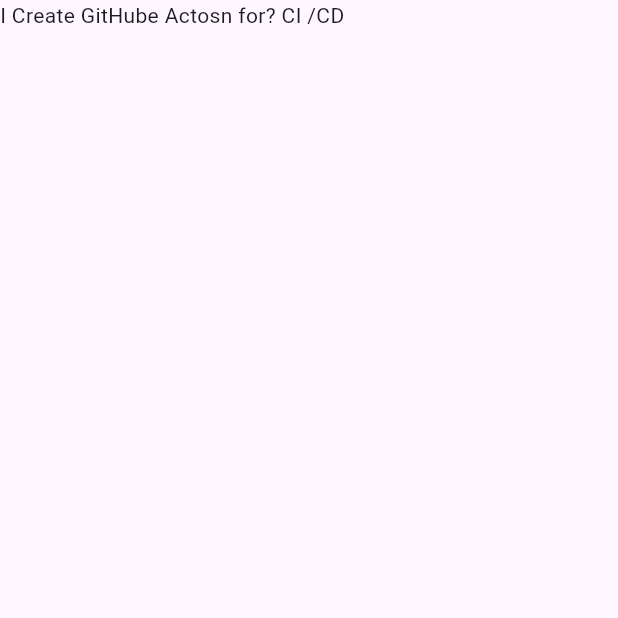
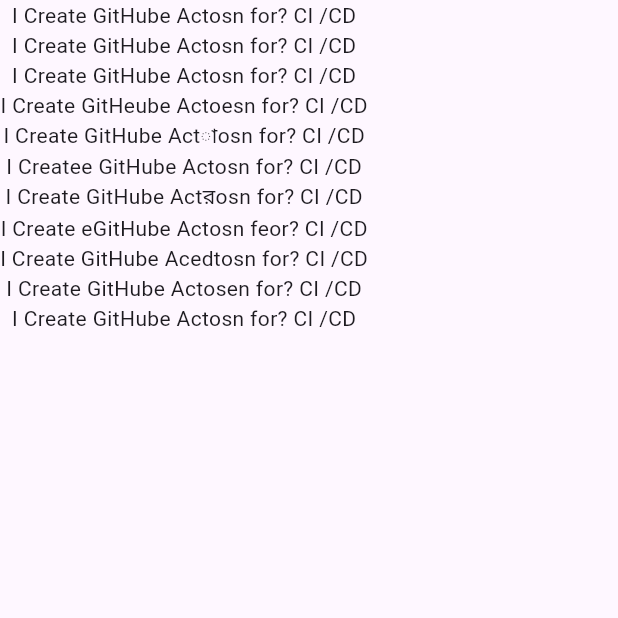
Before and after one commit to Ferdaus0001/CICD-AutomatosnTest, a Flutter app: the screen it shows after launch, on a phone screen of 412 x 824 dp, the top half of it. Run offline on Flutter 3.47's test engine with Material 3 defaults, Android fonts, the phone set to English and light mode, and no system bars.

Commit message:
fix ci/cid

```diff
--- a/lib/home_screen.dart
+++ b/lib/home_screen.dart
@@ -15,7 +15,17 @@ class _HomeScreenState extends State<HomeScreen> {
     return Scaffold(
       body: Column(
         children: [
-          Text('I Create GitHube Actosn for? CI /CD')
+          Text('I Create GitHube Actosn for? CI /CD'),
+          Text('I Create GitHube Actosn for? CI /CD'),
+          Text('I Create GitHube Actosn for? CI /CD'),
+          Text('I Create GitHeube Actoesn for? CI /CD'),
+          Text('I Create GitHube Actাosn for? CI /CD'),
+          Text('I Createe GitHube Actosn for? CI /CD'),
+          Text('I Create GitHube Actরosn for? CI /CD'),
+          Text('I Create eGitHube Actosn feor? CI /CD'),
+          Text('I Create GitHube Acedtosn for? CI /CD'),
+          Text('I Create GitHube Actosen for? CI /CD'),
+          Text('I Create GitHube Actosn for? CI /CD'),
 
         ],
       ),
```
Also changed, not shown: 1 other file.
